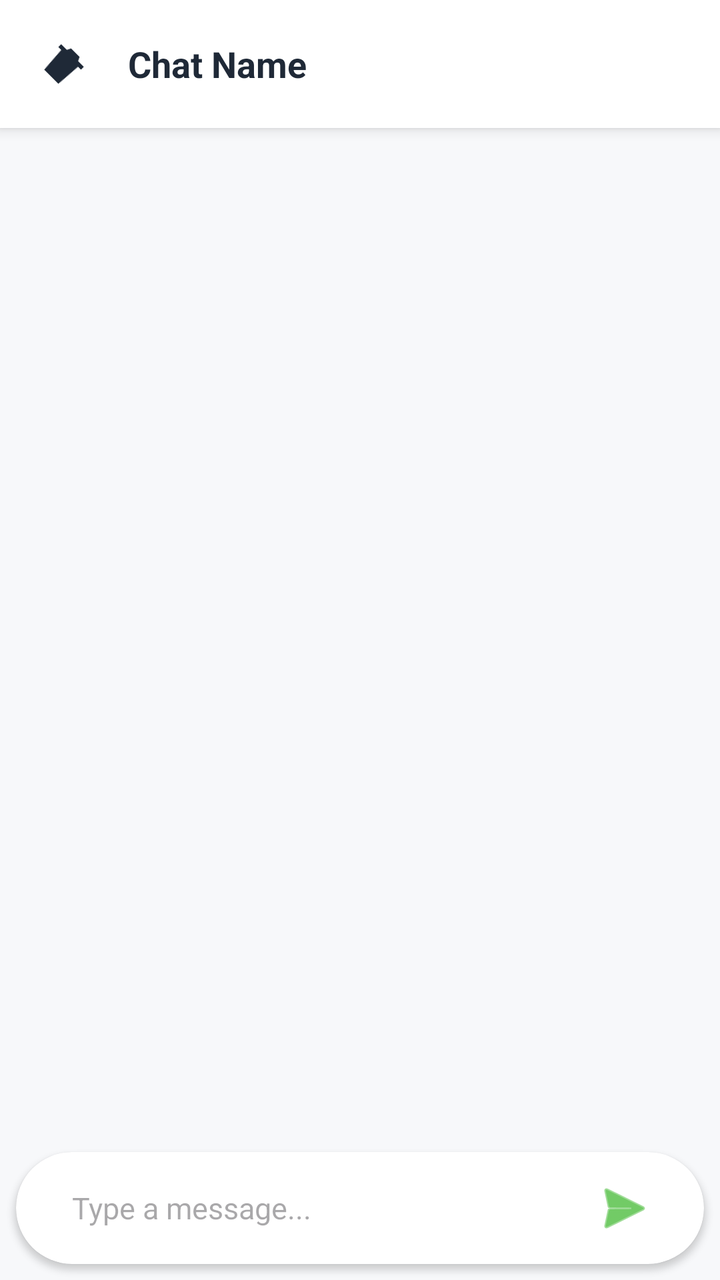
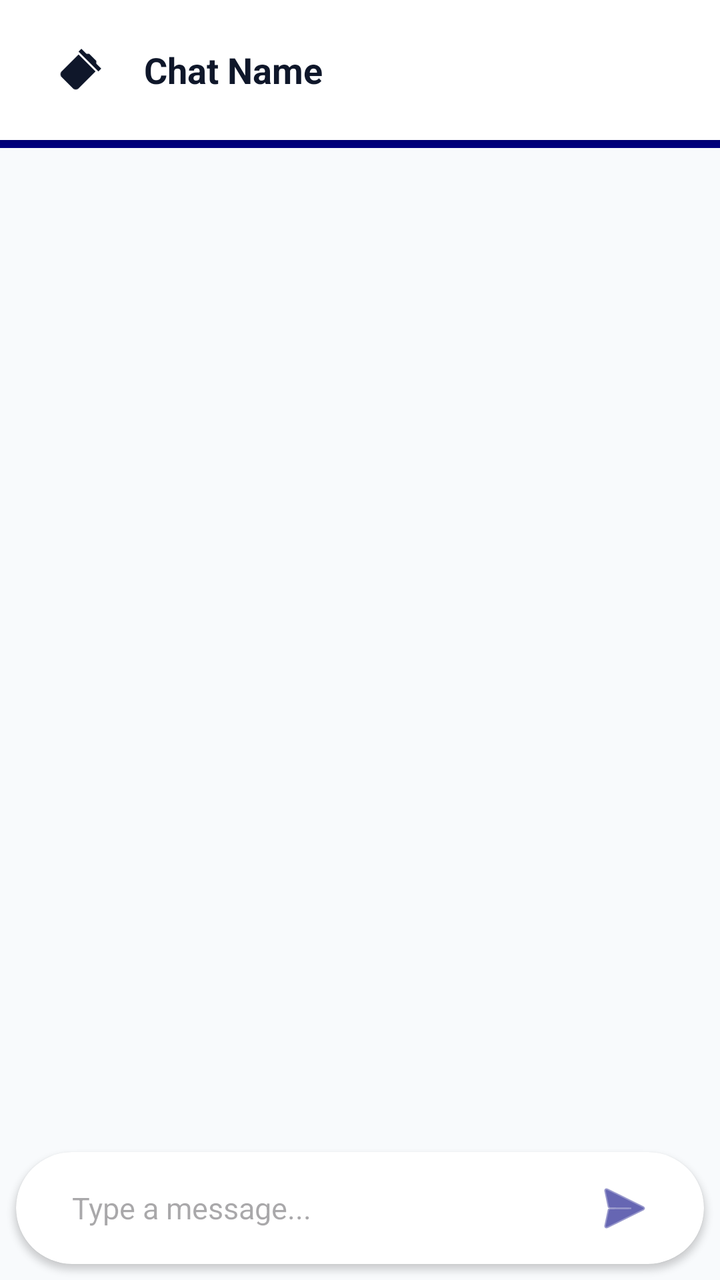

An Android layout rendered at two revisions. The XML below is the earlier revision; the diff shows what the commit changed to produce the second picture.
<!-- AndroidManifest.xml: application theme Theme.MiniJobHunt -->
<!-- res/layout/fragment_chat_message.xml -->
<?xml version="1.0" encoding="utf-8"?>
<LinearLayout xmlns:android="http://schemas.android.com/apk/res/android"
    xmlns:app="http://schemas.android.com/apk/res-auto"
    xmlns:tools="http://schemas.android.com/tools"
    android:layout_width="match_parent"
    android:layout_height="match_parent"
    android:orientation="vertical"
    android:background="@color/background">

    
    <LinearLayout
        android:layout_width="match_parent"
        android:layout_height="wrap_content"
        android:background="@color/surface"
        android:elevation="4dp"
        android:gravity="center_vertical"
        android:orientation="horizontal"
        android:padding="8dp">

        <ImageButton
            android:id="@+id/btnBack"
            android:layout_width="48dp"
            android:layout_height="48dp"
            android:background="?attr/selectableItemBackgroundBorderless"
            android:src="@drawable/ic_delete"
            android:rotation="45"
            app:tint="@color/text_primary" />

        <TextView
            android:id="@+id/txtChatTitle"
            android:layout_width="0dp"
            android:layout_height="wrap_content"
            android:layout_marginStart="8dp"
            android:layout_weight="1"
            android:text="Chat Name"
            android:textColor="@color/text_primary"
            android:textSize="18sp"
            android:textStyle="bold"
            android:maxLines="1"
            android:ellipsize="end" />

    </LinearLayout>

    
    <androidx.recyclerview.widget.RecyclerView
        android:id="@+id/rvMessages"
        android:layout_width="match_parent"
        android:layout_height="0dp"
        android:layout_weight="1"
        android:clipToPadding="false"
        android:padding="8dp" />

    
    <androidx.cardview.widget.CardView
        android:layout_width="match_parent"
        android:layout_height="wrap_content"
        android:layout_margin="8dp"
        app:cardCornerRadius="28dp"
        app:cardElevation="2dp">

        <LinearLayout
            android:layout_width="match_parent"
            android:layout_height="wrap_content"
            android:gravity="center_vertical"
            android:orientation="horizontal"
            android:paddingHorizontal="16dp"
            android:paddingVertical="4dp">

            <EditText
                android:id="@+id/etMessage"
                android:layout_width="0dp"
                android:layout_height="wrap_content"
                android:layout_weight="1"
                android:background="@android:color/transparent"
                android:hint="Type a message..."
                android:maxLines="4"
                android:padding="12dp"
                android:textSize="15sp" />

            <ImageButton
                android:id="@+id/btnSend"
                android:layout_width="48dp"
                android:layout_height="48dp"
                android:background="?attr/selectableItemBackgroundBorderless"
                android:src="@android:drawable/ic_menu_send"
                app:tint="@color/primary" />

        </LinearLayout>

    </androidx.cardview.widget.CardView>

</LinearLayout>
<!-- resources referenced by this layout -->
<resources>
  <color name="background">#FFF7F8FA</color>
  <color name="primary">#FF14A800</color>
  <color name="surface">#FFFFFFFF</color>
  <color name="text_primary">#FF1F2937</color>
  <!-- drawable ic_delete (drawable) -->
  <vector xmlns:android="http://schemas.android.com/apk/res/android"
      android:width="24dp"
      android:height="24dp"
      android:viewportWidth="24"
      android:viewportHeight="24">
  
      <path
          android:fillColor="#F44336"
          android:pathData="M6,7h12l-1,14H7z"/>
  
      <path
          android:fillColor="#F44336"
          android:pathData="M9,4h6l1,2H8z"/>
  
      <path
          android:fillColor="#F44336"
          android:pathData="M4,6h16v2H4z"/>
  
  </vector>
  <style name="Theme.MiniJobHunt" parent="Base.Theme.MiniJobHunt" />
  <style name="Base.Theme.MiniJobHunt" parent="Theme.Material3.DayNight.NoActionBar">
          
          
      </style>
</resources>

<!-- the commit's change to res/layout/fragment_chat_message.xml (unified diff, before → after) -->
@@ -11,34 +11,45 @@
     <LinearLayout
         android:layout_width="match_parent"
         android:layout_height="wrap_content"
-        android:background="@color/surface"
-        android:elevation="4dp"
-        android:gravity="center_vertical"
-        android:orientation="horizontal"
-        android:padding="8dp">
+        android:orientation="vertical">
 
-        <ImageButton
-            android:id="@+id/btnBack"
-            android:layout_width="48dp"
-            android:layout_height="48dp"
-            android:background="?attr/selectableItemBackgroundBorderless"
-            android:src="@drawable/ic_delete"
-            android:rotation="45"
-            app:tint="@color/text_primary" />
+        <RelativeLayout
+            android:layout_width="match_parent"
+            android:layout_height="70dp"
+            android:background="@color/surface"
+            android:elevation="4dp"
+            android:paddingHorizontal="20dp">
 
-        <TextView
-            android:id="@+id/txtChatTitle"
-            android:layout_width="0dp"
-            android:layout_height="wrap_content"
-            android:layout_marginStart="8dp"
-            android:layout_weight="1"
-            android:text="Chat Name"
-            android:textColor="@color/text_primary"
-            android:textSize="18sp"
-            android:textStyle="bold"
-            android:maxLines="1"
-            android:ellipsize="end" />
+            <ImageButton
+                android:id="@+id/btnBack"
+                android:layout_width="40dp"
+                android:layout_height="40dp"
+                android:layout_centerVertical="true"
+                android:background="?attr/selectableItemBackgroundBorderless"
+                android:src="@drawable/ic_delete"
+                android:rotation="45"
+                app:tint="@color/text_primary" />
 
+            <TextView
+                android:id="@+id/txtChatTitle"
+                android:layout_width="wrap_content"
+                android:layout_height="wrap_content"
+                android:layout_centerVertical="true"
+                android:layout_toEndOf="@id/btnBack"
+                android:layout_marginStart="12dp"
+                android:text="Chat Name"
+                android:textColor="@color/text_primary"
+                android:textSize="18sp"
+                android:textStyle="bold"
+                android:maxLines="1"
+                android:ellipsize="end" />
+
+        </RelativeLayout>
+
+        <View
+            android:layout_width="match_parent"
+            android:layout_height="4dp"
+            android:background="@color/primary" />
     </LinearLayout>
 
     
<!-- resource entries referenced after the edit -->
@@ -1,33 +1,58 @@
 <!-- resources referenced by this layout -->
 <resources>
-  <color name="background">#FFF7F8FA</color>
-  <color name="primary">#FF14A800</color>
-  <color name="surface">#FFFFFFFF</color>
-  <color name="text_primary">#FF1F2937</color>
+  <color name="background">#F8FAFC</color>
+  <color name="primary">#000080</color>
+  <color name="surface">#FFFFFF</color>
+  <color name="text_primary">#0F172A</color>
   <!-- drawable ic_delete (drawable) -->
   <vector xmlns:android="http://schemas.android.com/apk/res/android"
       android:width="24dp"
       android:height="24dp"
       android:viewportWidth="24"
       android:viewportHeight="24">
-  
       <path
-          android:fillColor="#F44336"
-          android:pathData="M6,7h12l-1,14H7z"/>
-  
-      <path
-          android:fillColor="#F44336"
-          android:pathData="M9,4h6l1,2H8z"/>
-  
-      <path
-          android:fillColor="#F44336"
-          android:pathData="M4,6h16v2H4z"/>
-  
+          android:fillColor="@color/accent"
+          android:pathData="M6,19c0,1.1 0.9,2 2,2h8c1.1,0 2,-0.9 2,-2V7H6v12zM19,4h-3.5l-1,-1h-5l-1,1H5v2h14V4z"/>
   </vector>
   <style name="Theme.MiniJobHunt" parent="Base.Theme.MiniJobHunt" />
+  <color name="accent">#EF4444</color>
   <style name="Base.Theme.MiniJobHunt" parent="Theme.Material3.DayNight.NoActionBar">
+          <item name="colorPrimary">@color/primary</item>
+          <item name="colorOnPrimary">@color/white</item>
+          <item name="colorPrimaryContainer">@color/primary_light</item>
+          <item name="colorOnPrimaryContainer">@color/primary_dark</item>
+  
+          <item name="colorSecondary">@color/info</item>
+          <item name="colorOnSecondary">@color/white</item>
+  
+          <item name="android:windowBackground">@color/background</item>
+          <item name="android:statusBarColor">@color/background</item>
+          <item name="android:windowLightStatusBar">true</item>
+  
           
-          
+          <item name="textAppearanceHeadlineLarge">@style/AppText.HeadlineLarge</item>
+          <item name="textAppearanceTitleMedium">@style/AppText.TitleMedium</item>
+          <item name="textAppearanceBodyLarge">@style/AppText.BodyLarge</item>
       </style>
+  <color name="white">#FFFFFF</color>
+  <color name="primary_light">#E6E6FF</color>
+  <color name="primary_dark">#000066</color>
+  <color name="info">#000080</color>
+  <style name="AppText.HeadlineLarge">
+          <item name="android:textSize">30sp</item>
+          <item name="android:textStyle">bold</item>
+          <item name="android:textColor">@color/text_primary</item>
+          <item name="android:letterSpacing">-0.02</item>
+      </style>
+  <style name="AppText.TitleMedium">
+          <item name="android:textSize">18sp</item>
+          <item name="android:textStyle">bold</item>
+          <item name="android:textColor">@color/text_primary</item>
+      </style>
+  <style name="AppText.BodyLarge">
+          <item name="android:textSize">16sp</item>
+          <item name="android:textColor">@color/text_secondary</item>
+      </style>
+  <color name="text_secondary">#475569</color>
 </resources>
 
